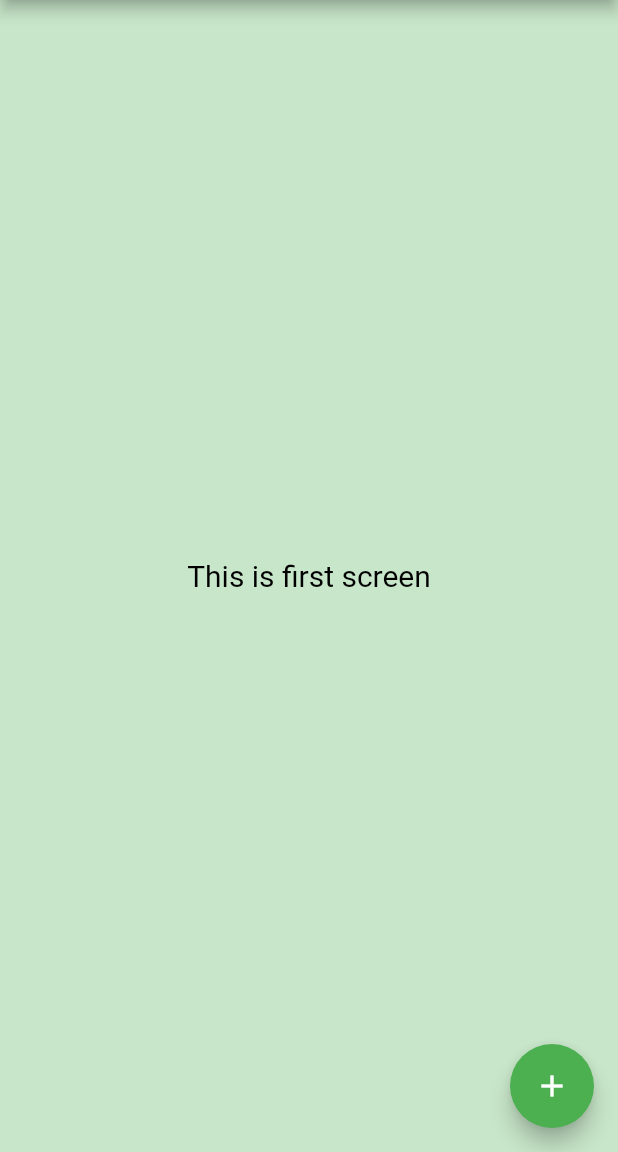
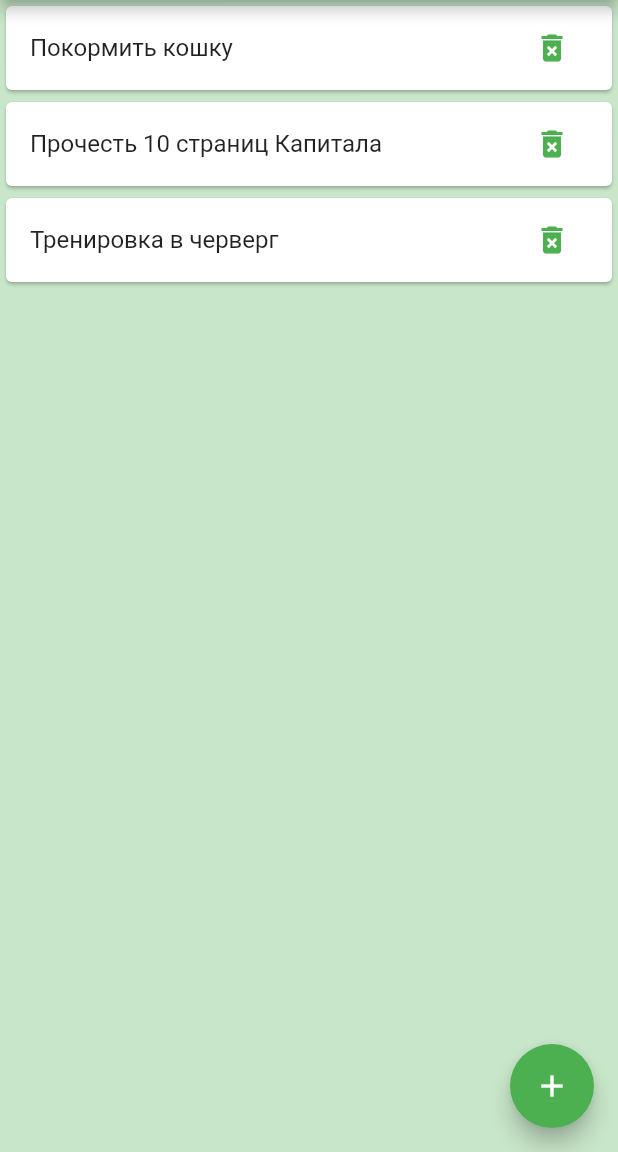
Before and after one commit to zhuravel-dev/ToDoListFlutter, a Flutter app: the screen it shows after launch, on a phone screen of 412 x 824 dp, the part 84-1236 px from its top. Run offline on Flutter 3.47's test engine with Material 2 defaults, Android fonts, the phone set to English and light mode, and no system bars.

Commit message:
add cards

```diff
--- a/lib/screens/firstScreen.dart
+++ b/lib/screens/firstScreen.dart
@@ -7,8 +7,19 @@ class FirstScreen extends StatefulWidget {
   _FirstScreenState createState() => _FirstScreenState();
 }
 
+class _FirstScreenState extends State<FirstScreen> {
+  var toDoList = [];
 
-class _FirstScreenState extends State<FirstScreen> {
+  @override
+  void initState() {
+    super.initState();
+    toDoList.addAll([
+      "Покормить кошку",
+      "Прочесть 10 страниц Капитала",
+      "Тренировка в черверг"
+    ]);
+  }
+
   @override
   Widget build(BuildContext context) {
     return Scaffold(
@@ -17,13 +28,29 @@ class _FirstScreenState extends State<FirstScreen> {
         title: const Text("To Do List"),
         backgroundColor: Colors.green,
       ),
-      body: const Center(
-        child: Text(
-          "This is first screen",
-          style: TextStyle(
-              fontSize: 20, color: Colors.black),
-        ),
-      ),
+      body: ListView.builder(
+          itemCount: toDoList.length,
+          itemBuilder: (BuildContext context, int index) {
+            return Dismissible(
+              key: Key(toDoList[index]),
+              child: Card(
+                child: ListTile(
+                  title: Text(toDoList[index]),
+                  trailing: IconButton(
+                    icon: const Icon(
+                      Icons.delete_forever,
+                      color: Colors.green,
+                    ),
+                    onPressed: () {
+                      setState(() {
+                        toDoList.removeAt(index);
+                      });
+                    },
+                  ),
+                ),
+              ),
+            );
+          }),
       floatingActionButton: FloatingActionButton(
         backgroundColor: Colors.green,
         onPressed: () {
```
